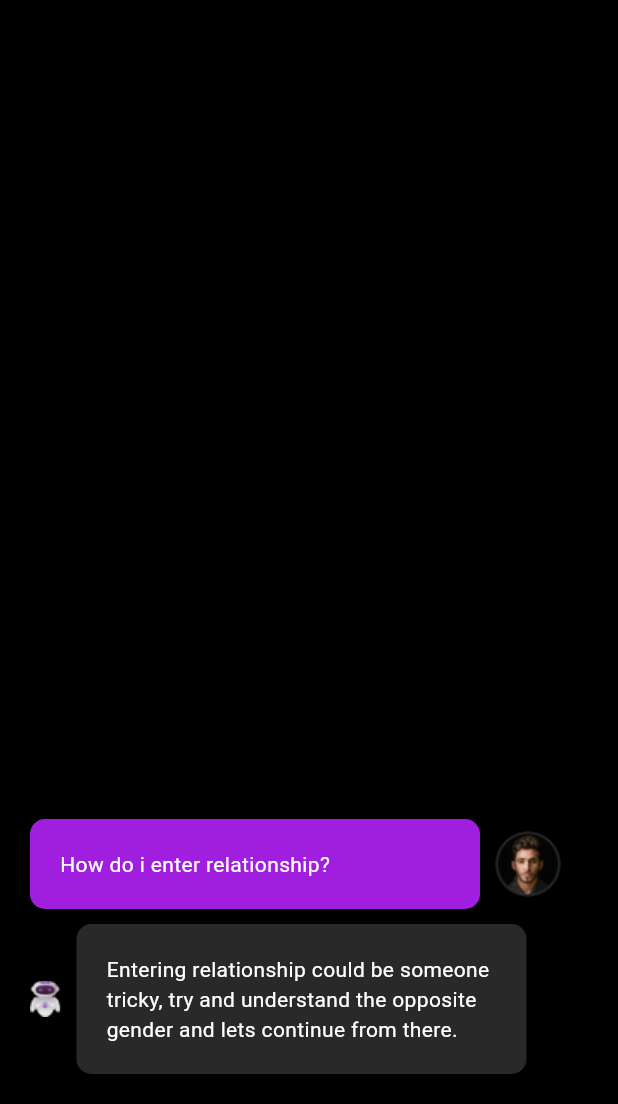
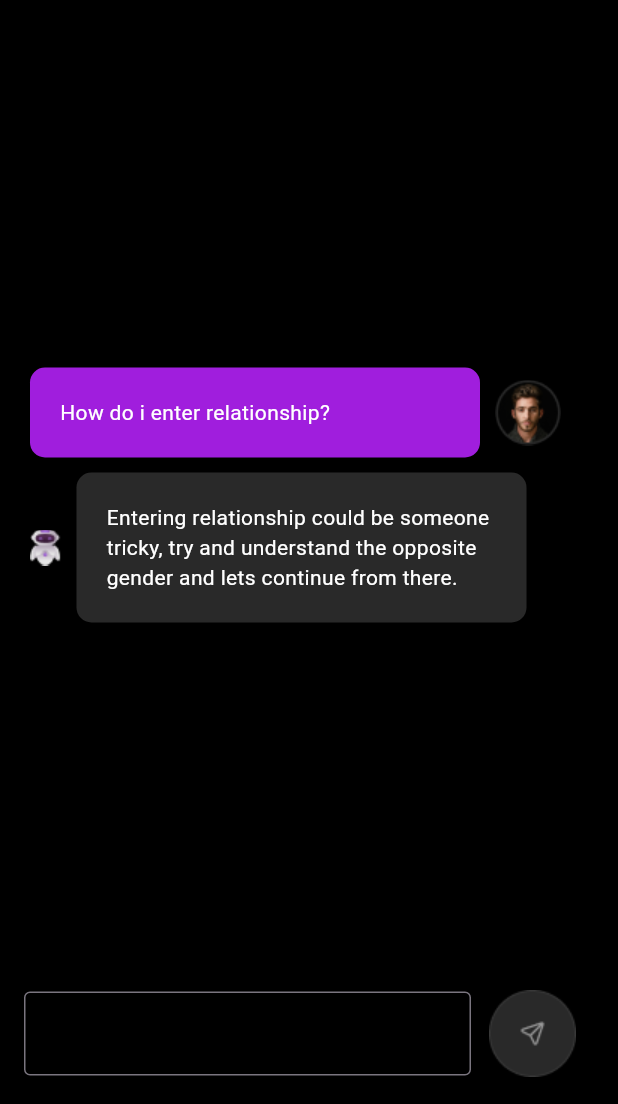
Before and after one commit to mindset001/booty, a Flutter app: the Advice screen opened directly, on a phone screen of 412 x 824 dp, the part 132-1236 px from its top. Run offline on Flutter 3.47's test engine with Material 3 defaults, Android fonts, the phone set to English and light mode, and no system bars; our stand-ins replace animated_splash_screen.

Commit message:
text input

```diff
--- a/lib/advice.dart
+++ b/lib/advice.dart
@@ -33,7 +33,11 @@ class Advice extends StatelessWidget {
               child: Row(
                 mainAxisAlignment: MainAxisAlignment.spaceBetween,
                 children: [
-                  TextButton(onPressed: null,
+                  TextButton(
+                      onPressed: ()
+                  {
+                    Navigator.pop(context);
+                    },
                       child: Image.asset('assets/back.png')),
 
                   Column(
@@ -80,8 +84,6 @@ class Advice extends StatelessWidget {
                 children: [
 
                   Container(
-
-
                     margin: EdgeInsets.only(top: 10),
                     alignment: Alignment.centerLeft,
 
@@ -146,20 +148,24 @@ class Advice extends StatelessWidget {
                 ],
               ),
             ),
-            // Container(
-            //   child: Row(
-            //     children: [
-            //       TextFormField(
-            //         decoration:  InputDecoration(
-            //           hintText: 'Enter your email Address',
-            //           labelText: 'Email Address',
-            //           border: OutlineInputBorder(),
-            //         ),
-            //       ),
-            //       Image.asset('assets/send.png')
-            //     ],
-            //   ),
-            // )
+            Container(
+              width: 400,
+              padding: EdgeInsets.all(10),
+              child: Row(
+                children: [
+                  Expanded(child: TextFormField(
+                    decoration:  InputDecoration(
+                      // hintText: 'Enter your email Address',
+                      // labelText: 'Email Address',
+                      border: OutlineInputBorder(),
+                    ),
+                  ),
+
+                  ),
+                  TextButton(onPressed: null, child: Image.asset('assets/send.png'))
+                ],
+              ),
+            )
 
           ],
         ),
--- a/lib/splash.dart
+++ b/lib/splash.dart
@@ -15,7 +15,7 @@ class Splash extends StatelessWidget {
     var scale;
     return AnimatedSplashScreen(
       splash: 'assets/splash.png',
-      nextScreen: Reflect(),
+      nextScreen: Onboarding(),
       splashTransition: SplashTransition.rotationTransition,
       duration: 500,
       backgroundColor: Colors.black,
```
Also changed, not shown: lib/home.dart (+21 -6 lines), lib/login.dart (+14 -2 lines), lib/main.dart (+11 -1 lines), lib/reflect.dart (+21 -15 lines), lib/signup.dart (+13 -2 lines).
